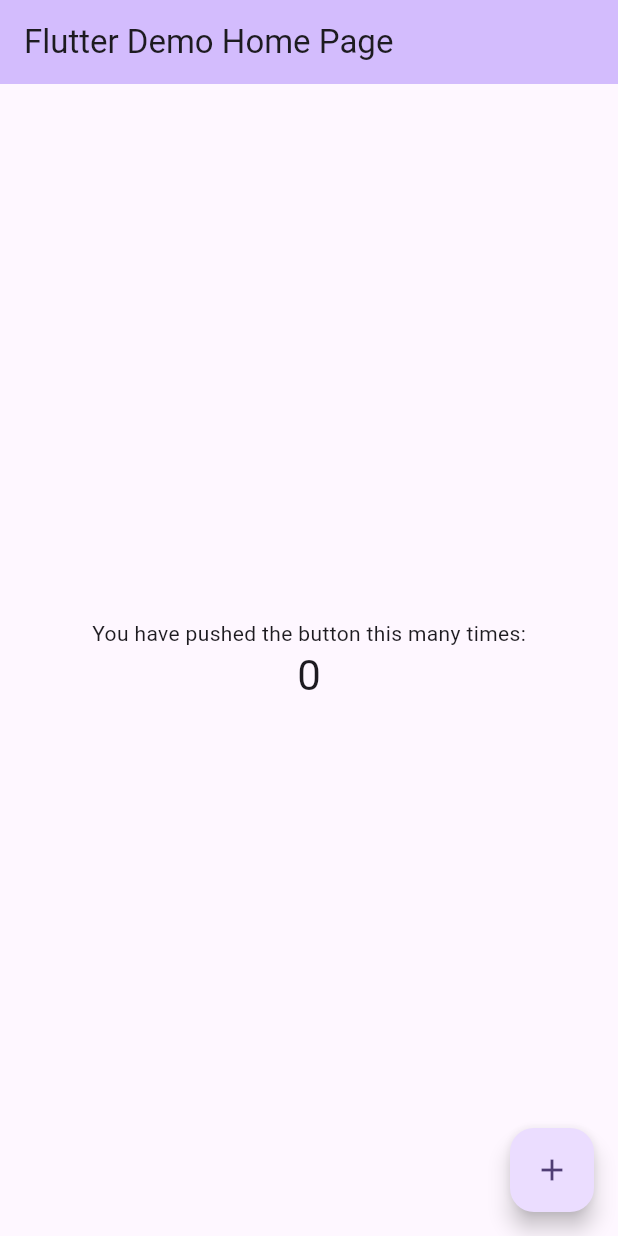
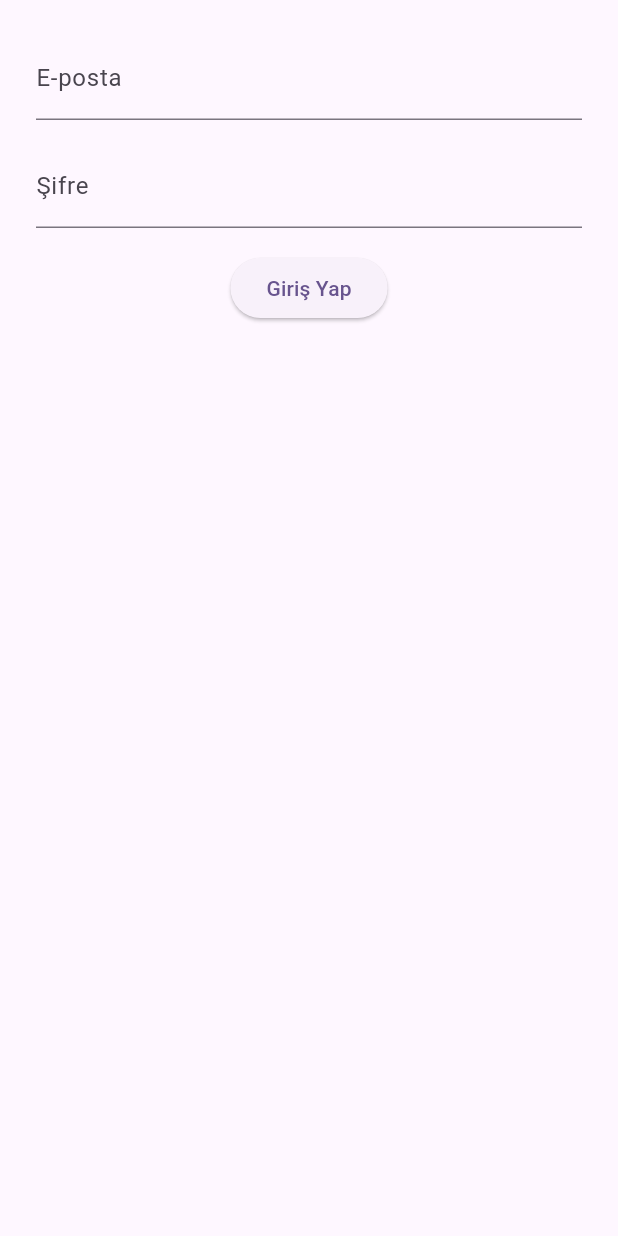
Before and after one commit to Fiaxus/harcama_takip_uygulamasi, a Flutter app: the screen it shows after launch, on a phone screen of 412 x 824 dp. Run offline on Flutter 3.47's test engine with Material 3 defaults, Android fonts, the phone set to English and light mode, and no system bars; our stand-ins replace firebase_core; accounts and stored records are empty.

Commit message:
Login Ekranı: form alanları ve validasyon eklendi

```diff
--- a/lib/main.dart
+++ b/lib/main.dart
@@ -1,4 +1,6 @@
 import 'package:flutter/material.dart';
+
+import 'screens/auth/login_screen.dart';
 
 void main() {
   runApp(const MyApp());
@@ -7,116 +9,15 @@ void main() {
 class MyApp extends StatelessWidget {
   const MyApp({super.key});
 
-  // This widget is the root of your application.
   @override
   Widget build(BuildContext context) {
     return MaterialApp(
-      title: 'Flutter Demo',
+      title: 'Harcama Takip Uygulaması',
       theme: ThemeData(
-        // This is the theme of your application.
-        //
-        // TRY THIS: Try running your application with "flutter run". You'll see
-        // the application has a purple toolbar. Then, without quitting the app,
-        // try changing the seedColor in the colorScheme below to Colors.green
-        // and then invoke "hot reload" (save your changes or press the "hot
-        // reload" button in a Flutter-supported IDE, or press "r" if you used
-        // the command line to start the app).
-        //
-        // Notice that the counter didn't reset back to zero; the application
-        // state is not lost during the reload. To reset the state, use hot
-        // restart instead.
-        //
-        // This works for code too, not just values: Most code changes can be
-        // tested with just a hot reload.
-        colorScheme: .fromSeed(seedColor: Colors.deepPurple),
+        colorScheme: ColorScheme.fromSeed(seedColor: Colors.deepPurple),
+        useMaterial3: true,
       ),
-      home: const MyHomePage(title: 'Flutter Demo Home Page'),
+      home: const LoginScreen(),
     );
   }
 }
-
-class MyHomePage extends StatefulWidget {
-  const MyHomePage({super.key, required this.title});
-
-  // This widget is the home page of your application. It is stateful, meaning
-  // that it has a State object (defined below) that contains fields that affect
-  // how it looks.
-
-  // This class is the configuration for the state. It holds the values (in this
-  // case the title) provided by the parent (in this case the App widget) and
-  // used by the build method of the State. Fields in a Widget subclass are
-  // always marked "final".
-
-  final String title;
-
-  @override
-  State<MyHomePage> createState() => _MyHomePageState();
-}
-
-class _MyHomePageState extends State<MyHomePage> {
-  int _counter = 0;
-
-  void _incrementCounter() {
-    setState(() {
-      // This call to setState tells the Flutter framework that something has
-      // changed in this State, which causes it to rerun the build method below
-      // so that the display can reflect the updated values. If we changed
-      // _counter without calling setState(), then the build method would not be
-      // called again, and so nothing would appear to happen.
-      _counter++;
-    });
-  }
-
-  @override
-  Widget build(BuildContext context) {
-    // This method is rerun every time setState is called, for instance as done
-    // by the _incrementCounter method above.
-    //
-    // The Flutter framework has been optimized to make rerunning build methods
-    // fast, so that you can just rebuild anything that needs updating rather
-    // than having to individually change instances of widgets.
-    return Scaffold(
-      appBar: AppBar(
-        // TRY THIS: Try changing the color here to a specific color (to
-        // Colors.amber, perhaps?) and trigger a hot reload to see the AppBar
-        // change color while the other colors stay the same.
-        backgroundColor: Theme.of(context).colorScheme.inversePrimary,
-        // Here we take the value from the MyHomePage object that was created by
-        // the App.build method, and use it to set our appbar title.
-        title: Text(widget.title),
-      ),
-      body: Center(
-        // Center is a layout widget. It takes a single child and positions it
-        // in the middle of the parent.
-        child: Column(
-          // Column is also a layout widget. It takes a list of children and
-          // arranges them vertically. By default, it sizes itself to fit its
-          // children horizontally, and tries to be as tall as its parent.
-          //
-          // Column has various properties to control how it sizes itself and
-          // how it positions its children. Here we use mainAxisAlignment to
-          // center the children vertically; the main axis here is the vertical
-          // axis because Columns are vertical (the cross axis would be
-          // horizontal).
-          //
-          // TRY THIS: Invoke "debug painting" (choose the "Toggle Debug Paint"
-          // action in the IDE, or press "p" in the console), to see the
-          // wireframe for each widget.
-          mainAxisAlignment: .center,
-          children: [
-            const Text('You have pushed the button this many times:'),
-            Text(
-              '$_counter',
-              style: Theme.of(context).textTheme.headlineMedium,
-            ),
-          ],
-        ),
-      ),
-      floatingActionButton: FloatingActionButton(
-        onPressed: _incrementCounter,
-        tooltip: 'Increment',
-        child: const Icon(Icons.add),
-      ),
-    );
-  }
-}
--- /dev/null
+++ b/lib/screens/auth/login_screen.dart
@@ -0,0 +1,74 @@
+import 'package:flutter/material.dart';
+
+class LoginScreen extends StatefulWidget {
+  const LoginScreen({super.key});
+
+  @override
+  State<LoginScreen> createState() => _LoginScreenState();
+}
+
+class _LoginScreenState extends State<LoginScreen> {
+  final formKey = GlobalKey<FormState>();
+  final TextEditingController emailController = TextEditingController();
+  final TextEditingController passwordController = TextEditingController();
+
+  @override
+  Widget build(BuildContext context) {
+    return Scaffold(
+      body: Padding(
+        padding: EdgeInsets.all(24),
+        child: Form(
+          key: formKey,
+          child: Column(
+            children: [
+              TextFormField(
+                validator: (value) {
+                  if (value == null || value.isEmpty) {
+                    return 'Bu alan boş olamaz';
+                  } else if (!value.contains('@')) {
+                    return 'Geçersiz e-posta girdiniz';
+                  }
+                  return null;
+                },
+
+                controller: emailController,
+                decoration: InputDecoration(labelText: 'E-posta'),
+              ),
+              SizedBox(height: 16),
+              TextFormField(
+                validator: (value) {
+                  if (value == null || value.isEmpty) {
+                    return 'Şifre boş olamaz';
+                  } else if (value.length < 6) {
+                    return 'Şifreniz en az 6 karakter uzunluğunda olmalıdır';
+                  }
+                  return null;
+                },
+
+                controller: passwordController,
+                decoration: InputDecoration(labelText: 'Şifre'),
+                obscureText: true,
+              ),
+              SizedBox(height: 16),
+              ElevatedButton(
+                onPressed: () {
+                  if(formKey.currentState!.validate()){
+                    print('Form geçerli! E-posta: ${emailController.text}');
+                  }
+                },
+                child: Text('Giriş Yap'),
+              ),
+            ],
+          ),
+        ),
+      ),
+    );
+  }
+
+  @override
+  void dispose() {
+    emailController.dispose();
+    passwordController.dispose();
+    super.dispose();
+  }
+}
```
